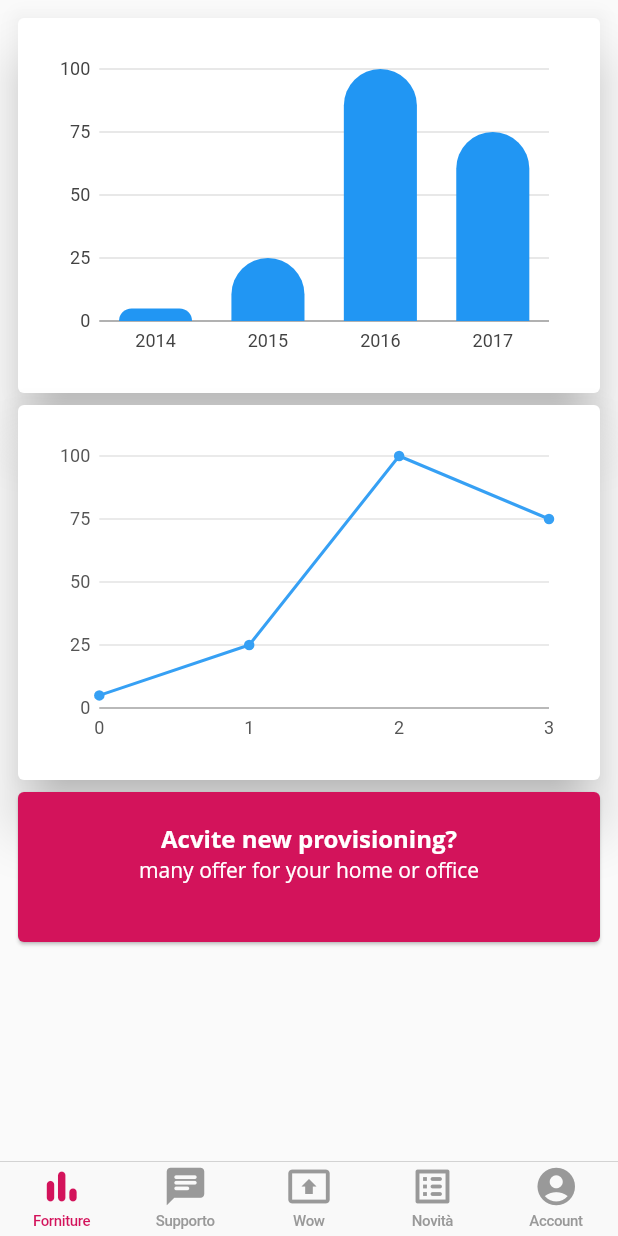
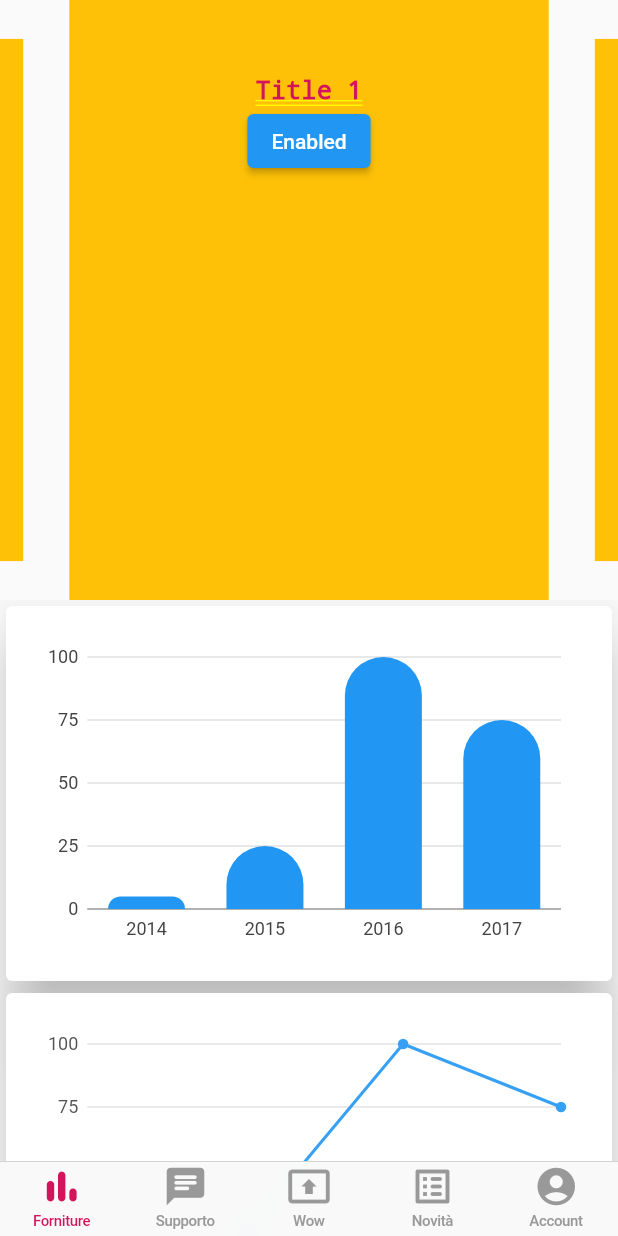
Before and after one commit to AlessioCampanelli/enel-demo, a Flutter app: the screen it shows after launch, on a phone screen of 412 x 824 dp. Run offline on Flutter 3.47's test engine with Material 2 defaults, Android fonts, the phone set to English and light mode, and no system bars; drawn by our look-alikes of carousel_slider; our stand-ins replace charts_flutter; generated files the repository leaves out were written again; Roboto replaces fonts that are missing (Hind, Open Sans).

Commit message:
new widgets

```diff
--- a/lib/pages/tabs/bills/bills.dart
+++ b/lib/pages/tabs/bills/bills.dart
@@ -1,6 +1,7 @@
 import 'package:flutter/material.dart';
 import 'package:uidemo/pages/tabs/bills/details.dart';
 import 'package:uidemo/widgets/billChart.dart';
+import 'package:uidemo/widgets/carousel.dart';
 import 'package:uidemo/widgets/consumptionChart.dart';
 import 'package:uidemo/widgets/newProvisioning.dart';
 
@@ -12,16 +13,21 @@ class BillsTab extends StatefulWidget {
 class _HomeTabState extends State<BillsTab>
     with SingleTickerProviderStateMixin {
   AnimationController _controller;
+  ScrollController _scrollController;
+  double _listviewTopPadding = 400;
+
   final data = [
-    new OrdinalSales('2014', 5),
-    new OrdinalSales('2015', 25),
-    new OrdinalSales('2016', 100),
-    new OrdinalSales('2017', 75),
+    new OrdinalSales('2018', 5),
+    new OrdinalSales('2019', 55),
+    new OrdinalSales('2020', 100),
+    new OrdinalSales('2021', 75),
   ];
 
   @override
   void initState() {
     super.initState();
+    _scrollController = ScrollController();
+    _scrollController.addListener(_scrollListener);
     _controller = AnimationController(vsync: this);
   }
 
@@ -31,12 +37,37 @@ class _HomeTabState extends State<BillsTab>
     _controller.dispose();
   }
 
+  _scrollListener() {
+    print(_scrollController.offset);
+    var offset = _listviewTopPadding - _scrollController.offset;
+    if (_scrollController.offset > 0 && offset > 0) {
+      _listviewTopPadding -= _scrollController.offset;
+      setState(() {});
+    }
+
+    // var offsetToBottom = _listviewTopPadding + _scrollController.offset;
+    if (_scrollController.offset < 0) {
+      // offsetToBottom = offsetToBottom > 400 ? 400 : offsetToBottom;
+      _listviewTopPadding = 400;
+      setState(() {});
+    }
+  }
+
   @override
   Widget build(BuildContext context) {
-    return ListView(
-      padding: const EdgeInsets.all(8),
+    return Stack(
       children: [
-        GestureDetector(
+        Positioned(child: Carousel()),
+        Positioned(
+            child: Container(
+                padding: EdgeInsets.only(top: _listviewTopPadding),
+                child: ListView.builder(
+                  controller: _scrollController,
+                  itemCount: 3,
+                  itemBuilder: (context, index) {
+                    switch (index) {
+                      case 0:
+                        return GestureDetector(
                           onTap: () {
                             Navigator.of(context).push(
                               MaterialPageRoute(
@@ -51,14 +82,16 @@ class _HomeTabState extends State<BillsTab>
                                 child: BillChart.withSampleData(),
                                 padding: EdgeInsets.all(20)),
                           ),
-        ),
-        GestureDetector(
+                        );
+                      case 1:
+                        return GestureDetector(
                           onTap: () {},
                           child: Card(
                             elevation: 15,
                             child: Container(
                               padding: EdgeInsets.all(20),
-              height: 250, // MediaQuery.of(context).size.height / 2.3,
+                              height:
+                                  250, // MediaQuery.of(context).size.height / 2.3,
                               alignment: Alignment.topCenter,
                               child: Opacity(
                                 opacity: 0.9,
@@ -66,8 +99,14 @@ class _HomeTabState extends State<BillsTab>
                               ),
                             ),
                           ),
-        ),
-        NewProvisioning()
+                        );
+                      case 2:
+                        return NewProvisioning();
+                      default:
+                        return NewProvisioning();
+                    }
+                  },
+                )))
       ],
     );
   }
--- /dev/null
+++ b/lib/widgets/carousel.dart
@@ -0,0 +1,44 @@
+import 'package:flutter/material.dart';
+import 'package:flutter/widgets.dart';
+import 'package:carousel_slider/carousel_slider.dart';
+
+class Carousel extends StatelessWidget {
+  @override
+  Widget build(BuildContext context) {
+    return CarouselSlider(
+      options: CarouselOptions(
+          height: 400.0, enableInfiniteScroll: true, enlargeCenterPage: true),
+      items: [1, 2, 3, 4, 5].map((i) {
+        return Builder(
+          builder: (BuildContext context) {
+            return BoxCarousel('Title $i', 'Richiedi coupon');
+          },
+        );
+      }).toList(),
+    );
+  }
+}
+
+class BoxCarousel extends StatelessWidget {
+  final String title;
+  final String buttonTitle;
+
+  BoxCarousel(this.title, this.buttonTitle);
+
+  @override
+  Widget build(BuildContext context) {
+    return Container(
+        padding: EdgeInsets.all(50),
+        width: MediaQuery.of(context).size.width,
+        margin: EdgeInsets.symmetric(horizontal: 5.0),
+        decoration: BoxDecoration(color: Colors.amber),
+        child: Column(children: [
+          Text(
+            title,
+            style: TextStyle(
+                fontSize: 17.0, color: Theme.of(context).primaryColor),
+          ),
+          ElevatedButton(onPressed: () {}, child: const Text('Enabled'))
+        ]));
+  }
+}
--- a/pubspec.yaml
+++ b/pubspec.yaml
@@ -33,6 +33,7 @@ dependencies:
   cupertino_icons: ^1.0.0
   lottie: ^0.7.0+1
   charts_flutter: ^0.10.0
+  carousel_slider: ^3.0.0
 
 dev_dependencies:
   json_serializable: ^3.5.1
```
Lines whose indentation alone changed are shown as unchanged.
